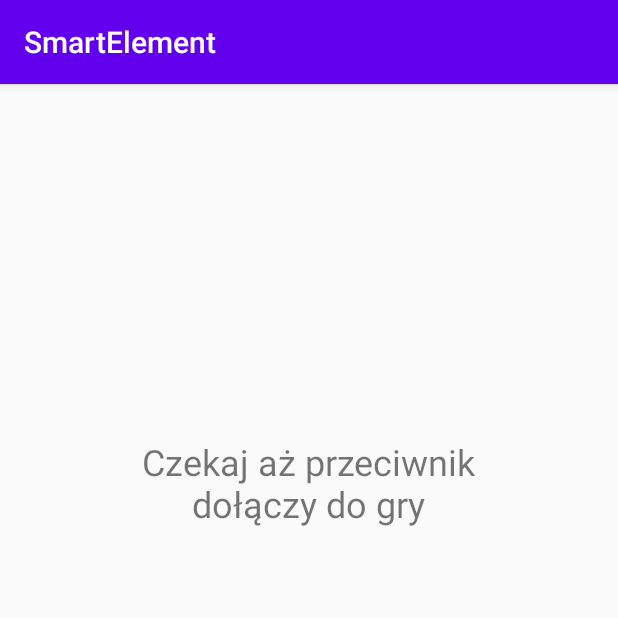
After one commit to EwaFengler/SmartElement, an Android app: the CountdownActivity screen opened directly, with no data from a screen before it, on a phone screen of 412 x 824 dp, the top half of it. The commit adds this screen. Run offline under Robolectric (Android 15) with nearby library versions, the phone set to English and light mode, and no system bars; 1 statement that could not run was skipped.

Commit message:
Add countdown activity, disable rotation

```diff
--- a/SmartElement/app/build.gradle
+++ b/SmartElement/app/build.gradle
@@ -6,7 +6,7 @@ android {
 
     defaultConfig {
         applicationId "com.example.smartelement"
-        minSdkVersion 24
+        minSdkVersion 23
         targetSdkVersion 28
         versionCode 1
         versionName "1.0"
--- /dev/null
+++ b/SmartElement/app/src/main/java/com/example/smartelement/CountdownActivity.java
@@ -0,0 +1,65 @@
+package com.example.smartelement;
+
+import android.annotation.SuppressLint;
+import android.content.Intent;
+import android.os.Bundle;
+import android.os.CountDownTimer;
+import android.os.Handler;
+import android.os.Message;
+import android.widget.TextView;
+
+import androidx.appcompat.app.AppCompatActivity;
+
+public class CountdownActivity extends AppCompatActivity {
+
+    public static final String MESSAGE_START_GAME = "start";
+    private TextView countdownInfoTextView;
+    private TextView countdownTimerTextView;
+
+    @Override
+    protected void onCreate(Bundle savedInstanceState) {
+        super.onCreate(savedInstanceState);
+        setContentView(R.layout.activity_countdown);
+
+        countdownInfoTextView = findViewById(R.id.countdownInfoTextView);
+        countdownTimerTextView = findViewById(R.id.countdownTimerTextView);
+
+        BluetoothChatService bluetoothChatService = BluetoothChatService.getInstance();
+        bluetoothChatService.setHandler(handler);
+
+        Bundle extras = getIntent().getExtras();
+        if (extras.getBoolean("opponentAlreadyStarted")) {
+            startCountdownTimer();
+        }
+    }
+
+
+    @SuppressLint("HandlerLeak")
+    private final Handler handler = new Handler() {
+        @Override
+        public void handleMessage(Message msg) {
+            if (msg.what == BluetoothChatService.MESSAGE_READ) {
+                byte[] readBuf = (byte[]) msg.obj;
+                String message = new String(readBuf, 0, msg.arg1);
+                if (message.equals(MESSAGE_START_GAME)) {
+                    startCountdownTimer();
+                }
+            }
+        }
+    };
+
+    private void startCountdownTimer() {
+        countdownInfoTextView.setText("Gra rozpocznie się za:");
+
+        new CountDownTimer(5100, 1000) {
+            public void onTick(long millisUntilFinished) {
+                countdownTimerTextView.setText(String.valueOf(millisUntilFinished / 1000));
+            }
+
+            public void onFinish() {
+                Intent i = new Intent(CountdownActivity.this, GameActivity.class);
+                startActivity(i);
+            }
+        }.start();
+    }
+}
--- /dev/null
+++ b/SmartElement/app/src/main/res/layout/activity_countdown.xml
@@ -0,0 +1,33 @@
+<?xml version="1.0" encoding="utf-8"?>
+<androidx.constraintlayout.widget.ConstraintLayout xmlns:android="http://schemas.android.com/apk/res/android"
+    xmlns:app="http://schemas.android.com/apk/res-auto"
+    xmlns:tools="http://schemas.android.com/tools"
+    android:layout_width="match_parent"
+    android:layout_height="match_parent"
+    tools:context=".CountdownActivity">
+
+    <TextView
+        android:id="@+id/countdownInfoTextView"
+        android:layout_width="250dp"
+        android:layout_height="wrap_content"
+        android:text="Czekaj aż przeciwnik dołączy do gry"
+        android:textAlignment="center"
+        android:textSize="24sp"
+        app:layout_constraintBottom_toBottomOf="@+id/countdownTimerTextView"
+        app:layout_constraintEnd_toEndOf="parent"
+        app:layout_constraintHorizontal_bias="0.498"
+        app:layout_constraintStart_toStartOf="parent"
+        app:layout_constraintTop_toTopOf="parent"
+        app:layout_constraintVertical_bias="0.632" />
+
+    <TextView
+        android:id="@+id/countdownTimerTextView"
+        android:layout_width="wrap_content"
+        android:layout_height="wrap_content"
+        android:textSize="72sp"
+        app:layout_constraintBottom_toBottomOf="parent"
+        app:layout_constraintEnd_toEndOf="parent"
+        app:layout_constraintHorizontal_bias="0.498"
+        app:layout_constraintStart_toStartOf="parent"
+        app:layout_constraintTop_toTopOf="parent" />
+</androidx.constraintlayout.widget.ConstraintLayout>
```
Also changed, not shown: SmartElement/app/src/main/AndroidManifest.xml (+15 -5 lines), SmartElement/app/src/main/java/com/example/smartelement/MainActivity.java (+8 -1 lines).
